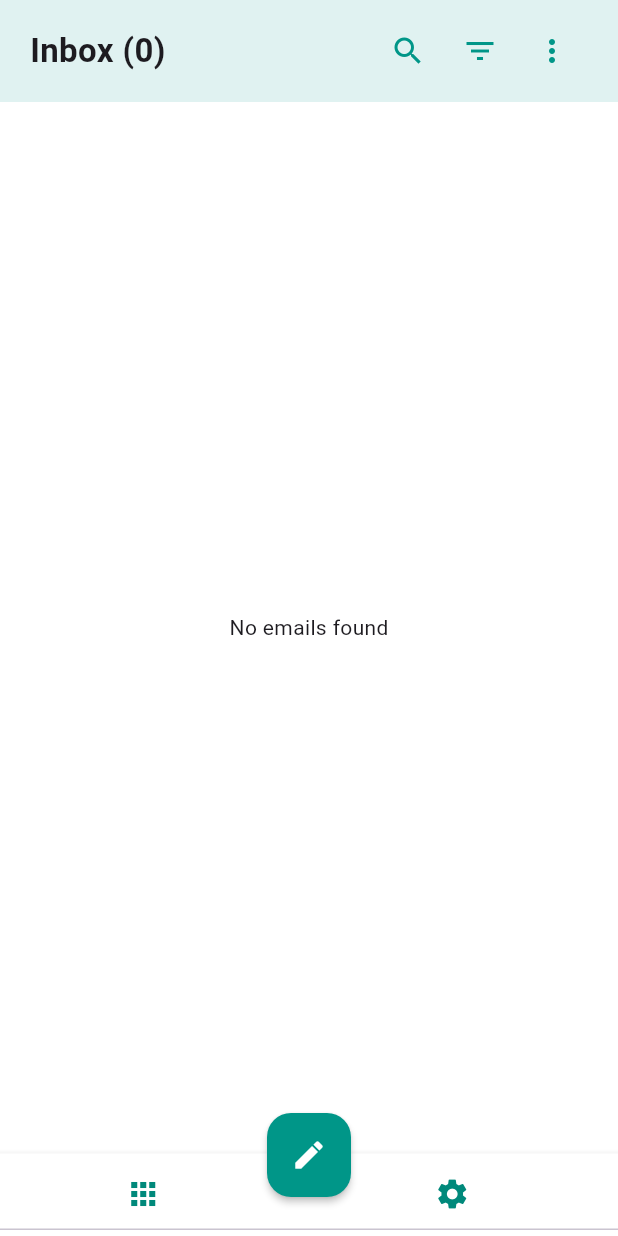
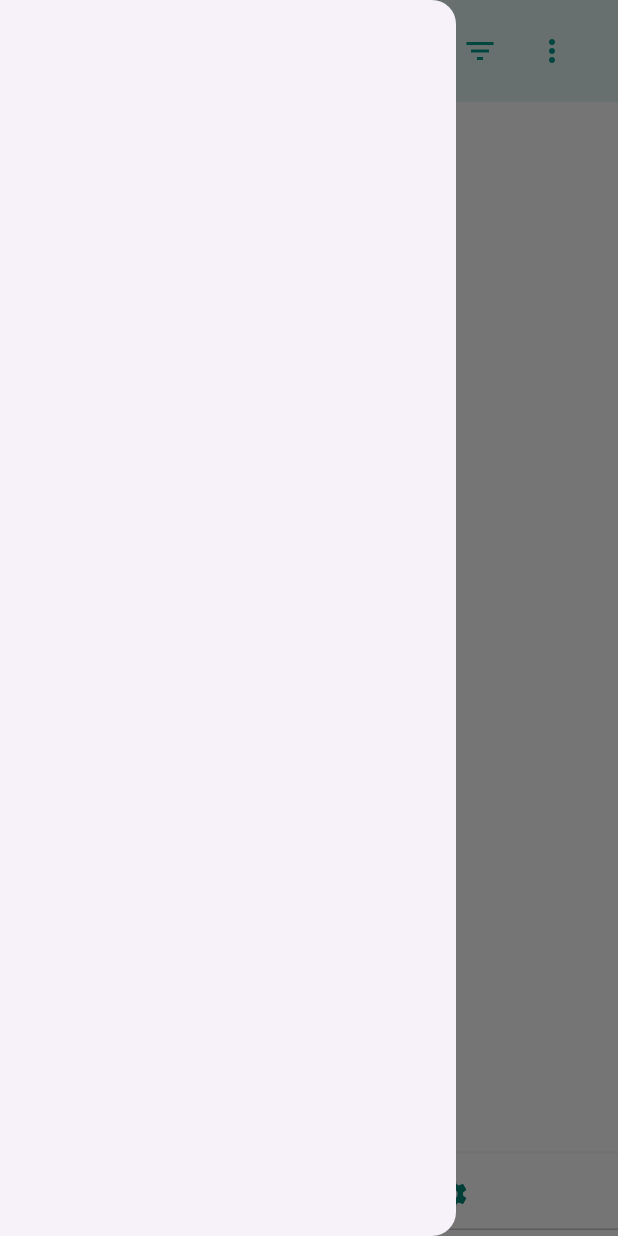
Before and after one commit to Aurits/webmail_app_v2, a Flutter app: the EmailsPage screen opened by its route, with the side drawer open (before the commit the screen has no drawer), on a phone screen of 412 x 824 dp. Run offline on Flutter 3.47's test engine with Material 3 defaults, Android fonts, the phone set to English and light mode, and no system bars; our stand-ins replace dio, flutter_form_builder, form_builder_validators, sqflite; accounts and stored records are empty.

Commit message:
Nov 28, 2023, 12:51 PM

```diff
--- a/lib/pages/emails/emails.dart
+++ b/lib/pages/emails/emails.dart
@@ -67,6 +67,7 @@ class _EmailsPageState extends State<EmailsPage>
           statusBarIconBrightness: Brightness.light,
         ),
       ),
+      drawer: const Drawer(),
       backgroundColor: Colors.white,
       //floating
       floatingActionButton: Container(
@@ -104,7 +105,7 @@ class _EmailsPageState extends State<EmailsPage>
                   //display the number of emails
                   "Inbox (${emails.length})",
                   style: const TextStyle(
-                    fontSize: 22,
+                    fontSize: 20,
                     fontWeight: FontWeight.bold,
                   ),
                 ),
```
